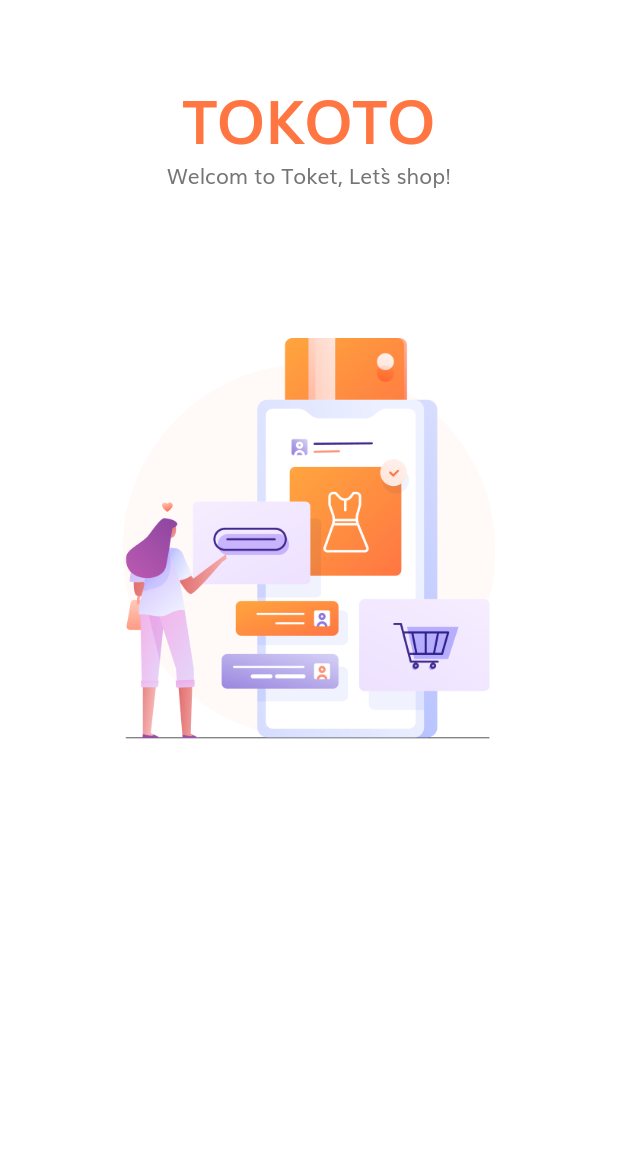
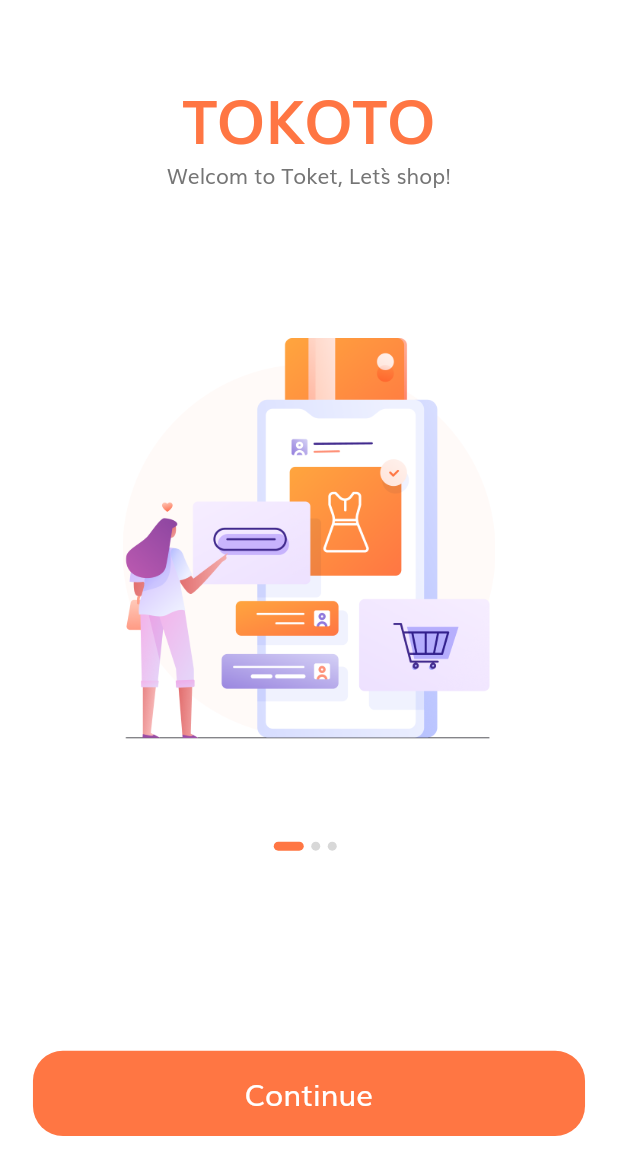
Before and after one commit to KislyakovS/e-commerce, a Flutter app: the screen it shows after launch, on a phone screen of 412 x 824 dp. Shown: the top 1175 px of the screen. Run offline on Flutter 3.47's test engine with Material 2 defaults, Android fonts, the phone set to English and light mode, and no system bars; missing offline and left inert: dart:ffi.

Commit message:
Added default button

```diff
--- /dev/null
+++ b/lib/components/default_button.dart
@@ -0,0 +1,42 @@
+import 'dart:ffi';
+
+import 'package:flutter/material.dart';
+
+import '../constants.dart';
+import '../size_config.dart';
+
+class DefaultButton extends StatelessWidget {
+  const DefaultButton({
+    Key key,
+    @required this.text,
+    @required this.press,
+  }) : super(key: key);
+  final String text;
+  final void Function() press;
+
+  @override
+  Widget build(BuildContext context) {
+    return SizedBox(
+      width: double.infinity,
+      height: getProportionateScreenHeight(56),
+      child: TextButton(
+        onPressed: press,
+        style: ButtonStyle(
+          shape: MaterialStateProperty.all<RoundedRectangleBorder>(
+            RoundedRectangleBorder(
+              borderRadius: BorderRadius.circular(20),
+            ),
+          ),
+          backgroundColor: MaterialStateProperty.all<Color>(kPrimaryColor),
+        ),
+        child: Text(
+          'Continue',
+          style: TextStyle(
+            fontSize: getProportionateScreenWidth(18),
+            color: Colors.white,
+          ),
+        ),
+      ),
+    );
+  }
+}
--- a/lib/screens/splash/components/body.dart
+++ b/lib/screens/splash/components/body.dart
@@ -1,6 +1,9 @@
+import 'package:e_commerce/components/default_button.dart';
+import 'package:e_commerce/screens/splash/components/splash_content.dart';
+import 'package:e_commerce/size_config.dart';
 import 'package:flutter/material.dart';
 
-import 'splash_content.dart';
+import '../../../constants.dart';
 
 class Body extends StatefulWidget {
   @override
@@ -8,6 +11,7 @@ class Body extends StatefulWidget {
 }
 
 class _BodyState extends State<Body> {
+  int currentPage = 0;
   List<Map<String, String>> splashData = [
     {
       'image': 'assets/images/splash_1.png',
@@ -34,17 +38,59 @@ class _BodyState extends State<Body> {
             Expanded(
               flex: 3,
               child: PageView.builder(
-                itemCount: splashData.length,
-                itemBuilder: (context, index) => SplashContent(
-                  image: splashData[index]['image'],
-                  text: splashData[index]['text'],
+                  itemCount: splashData.length,
+                  itemBuilder: (context, index) => SplashContent(
+                        image: splashData[index]['image'],
+                        text: splashData[index]['text'],
+                      ),
+                  onPageChanged: (index) {
+                    setState(() {
+                      currentPage = index;
+                    });
+                  }),
+            ),
+            Expanded(
+              flex: 2,
+              child: Padding(
+                padding: EdgeInsets.symmetric(
+                  horizontal: getProportionateScreenWidth(20),
+                ),
+                child: Column(
+                  children: [
+                    const Spacer(),
+                    Row(
+                      mainAxisAlignment: MainAxisAlignment.center,
+                      children: List.generate(
+                        splashData.length,
+                        (index) => buildDot(index: index),
+                      ),
+                    ),
+                    const Spacer(flex: 2),
+                    const DefaultButton(
+                      text: 'Continue',
+                      press: () {},
+                    ),
+                    const Spacer(),
+                  ],
                 ),
               ),
             ),
-            Expanded(flex: 2, child: SizedBox())
           ],
         ),
       ),
     );
   }
+
+  AnimatedContainer buildDot({int index}) {
+    return AnimatedContainer(
+      duration: kAnimationDuration,
+      margin: const EdgeInsets.only(right: 5),
+      width: index == currentPage ? 20 : 6,
+      height: 6,
+      decoration: BoxDecoration(
+        color: index == currentPage ? kPrimaryColor : const Color(0xFFD8D8D8),
+        borderRadius: BorderRadius.circular(3),
+      ),
+    );
+  }
 }
```
